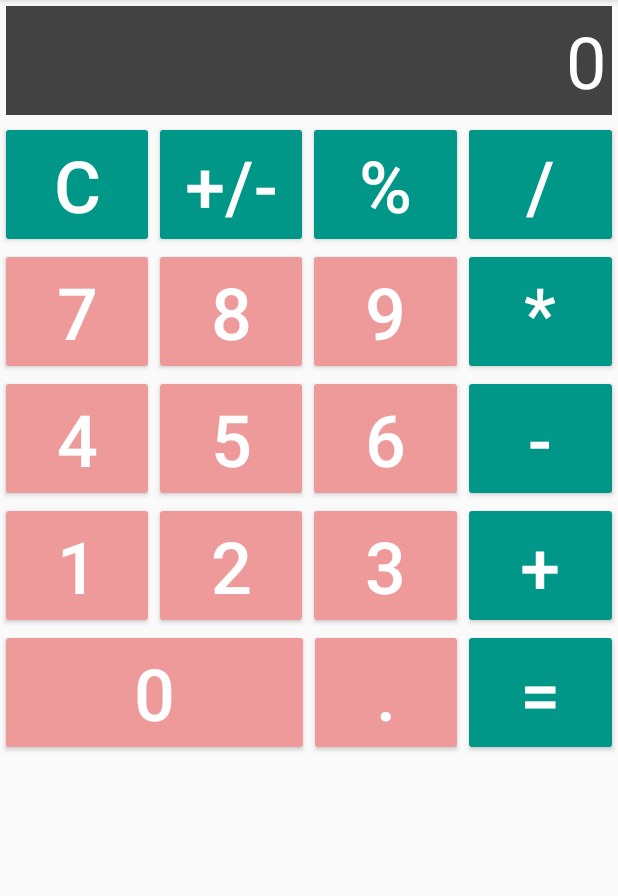
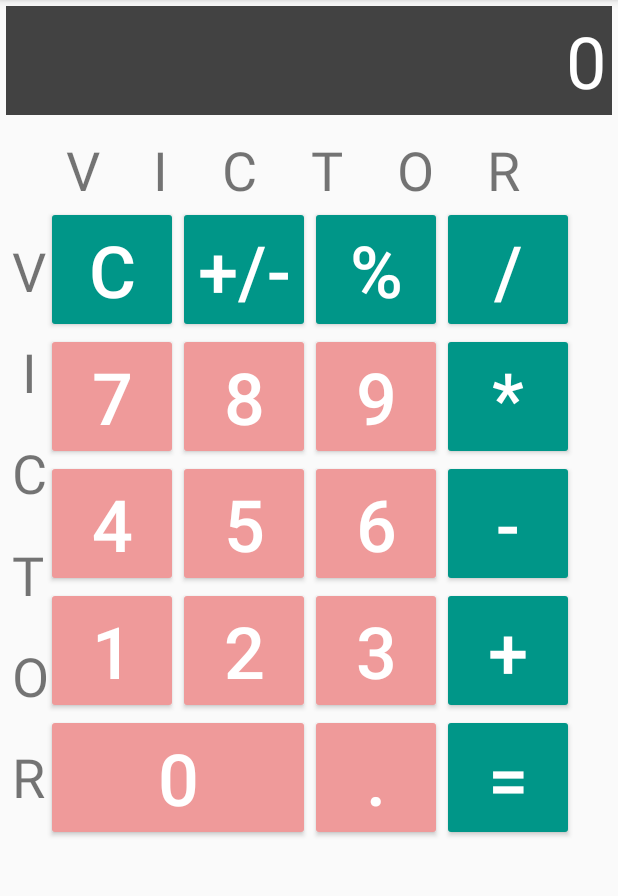
Before and after one commit to VityaJulin/Android_5.1.2, an Android app: the screen it shows after launch (MainActivity), on a phone screen of 412 x 824 dp, the part 84-980 px from its top. Run offline under Robolectric (Android 15) with nearby library versions, the phone set to English and light mode, and no system bars.

Commit message:
add text chain

```diff
--- a/app/src/main/res/layout/activity_main.xml
+++ b/app/src/main/res/layout/activity_main.xml
@@ -8,22 +8,154 @@
     tools:context=".MainActivity">
 
     <TextView
+        android:id="@+id/calc_screen"
         android:layout_width="match_parent"
         android:layout_height="wrap_content"
-        android:id="@+id/calc_screen"
+        android:layout_margin="4dp"
         android:background="@color/colorDark"
+        android:gravity="end"
+        android:hint="0"
+        android:padding="4dp"
         android:textColor="@color/colorWhite"
         android:textColorHint="@color/colorWhite"
-        android:layout_margin="4dp"
-        android:padding="4dp"
-        android:textSize="48sp"
-        android:gravity="end"
-        android:hint="0" />
+        android:textSize="48sp" />
+
+    <androidx.constraintlayout.widget.ConstraintLayout
+        android:layout_width="match_parent"
+        android:layout_height="match_parent"
+        android:padding="8dp" >
+
+        <TextView
+            android:id="@+id/v"
+            android:layout_width="wrap_content"
+            android:layout_height="wrap_content"
+            android:text="V"
+            android:textSize="36sp"
+            app:layout_constraintEnd_toStartOf="@id/i"
+            app:layout_constraintHorizontal_chainStyle="spread"
+            app:layout_constraintStart_toStartOf="parent"
+            app:layout_constraintTop_toTopOf="parent" />
+
+        <TextView
+            android:id="@+id/i"
+            android:layout_width="wrap_content"
+            android:layout_height="wrap_content"
+            android:text="I"
+            android:textSize="36sp"
+            app:layout_constraintEnd_toStartOf="@id/c"
+            app:layout_constraintStart_toEndOf="@id/v"
+            app:layout_constraintTop_toTopOf="parent" />
+
+        <TextView
+            android:id="@+id/c"
+            android:layout_width="wrap_content"
+            android:layout_height="wrap_content"
+            android:text="C"
+            android:textSize="36sp"
+            app:layout_constraintEnd_toStartOf="@id/t"
+            app:layout_constraintStart_toEndOf="@id/i"
+            app:layout_constraintTop_toTopOf="parent" />
+
+        <TextView
+            android:id="@+id/t"
+            android:layout_width="wrap_content"
+            android:layout_height="wrap_content"
+            android:text="T"
+            android:textSize="36sp"
+            app:layout_constraintEnd_toStartOf="@id/o"
+            app:layout_constraintStart_toEndOf="@id/c"
+            app:layout_constraintTop_toTopOf="parent" />
+
+        <TextView
+            android:id="@+id/o"
+            android:layout_width="wrap_content"
+            android:layout_height="wrap_content"
+            android:text="O"
+            android:textSize="36sp"
+            app:layout_constraintEnd_toStartOf="@id/r"
+            app:layout_constraintStart_toEndOf="@id/t"
+            app:layout_constraintTop_toTopOf="parent" />
+
+        <TextView
+            android:id="@+id/r"
+            android:layout_width="wrap_content"
+            android:layout_height="wrap_content"
+            android:text="R"
+            android:textSize="36sp"
+            app:layout_constraintEnd_toEndOf="@id/number_block"
+            app:layout_constraintStart_toEndOf="@id/o"
+            app:layout_constraintTop_toTopOf="parent" />
+
+        <TextView
+            android:id="@+id/v2"
+            android:layout_width="wrap_content"
+            android:layout_height="wrap_content"
+            android:text="V"
+            android:textSize="36sp"
+            app:layout_constraintBottom_toTopOf="@id/i2"
+            app:layout_constraintEnd_toStartOf="@id/number_block"
+            app:layout_constraintStart_toStartOf="parent"
+            app:layout_constraintTop_toTopOf="@id/number_block"
+            app:layout_constraintVertical_chainStyle="spread" />
+
+        <TextView
+            android:id="@+id/i2"
+            android:layout_width="wrap_content"
+            android:layout_height="wrap_content"
+            android:text="I"
+            android:textSize="36sp"
+            app:layout_constraintEnd_toStartOf="@id/number_block"
+            app:layout_constraintBottom_toTopOf="@id/c2"
+            app:layout_constraintStart_toStartOf="parent"
+            app:layout_constraintTop_toBottomOf="@id/v2" />
+
+        <TextView
+            android:id="@+id/c2"
+            android:layout_width="wrap_content"
+            android:layout_height="wrap_content"
+            android:text="C"
+            android:textSize="36sp"
+            app:layout_constraintBottom_toTopOf="@id/t2"
+            app:layout_constraintStart_toStartOf="parent"
+            app:layout_constraintTop_toBottomOf="@id/i2" />
+
+        <TextView
+            android:id="@+id/t2"
+            android:layout_width="wrap_content"
+            android:layout_height="wrap_content"
+            android:text="T"
+            android:textSize="36sp"
+            app:layout_constraintBottom_toTopOf="@id/o2"
+            app:layout_constraintStart_toStartOf="parent"
+            app:layout_constraintTop_toBottomOf="@id/c2" />
+
+        <TextView
+            android:id="@+id/o2"
+            android:layout_width="wrap_content"
+            android:layout_height="wrap_content"
+            android:text="O"
+            android:textSize="36sp"
+            app:layout_constraintBottom_toTopOf="@id/r2"
+            app:layout_constraintStart_toStartOf="parent"
+            app:layout_constraintTop_toBottomOf="@id/t2" />
+
+        <TextView
+            android:id="@+id/r2"
+            android:layout_width="wrap_content"
+            android:layout_height="wrap_content"
+            android:text="R"
+            android:textSize="36sp"
+            app:layout_constraintBottom_toBottomOf="@id/number_block"
+            app:layout_constraintStart_toStartOf="parent"
+            app:layout_constraintTop_toBottomOf="@id/o2" />
 
         <LinearLayout
-        android:layout_width="match_parent"
+            android:id="@+id/number_block"
+            android:layout_width="wrap_content"
             android:layout_height="wrap_content"
-        android:orientation="vertical">
+            android:orientation="vertical"
+            app:layout_constraintStart_toEndOf="@id/v2"
+            app:layout_constraintTop_toBottomOf="@id/v">
 
             <LinearLayout
                 android:layout_width="match_parent"
@@ -32,36 +164,36 @@
 
                 <Button
                     android:id="@+id/btn_clear"
+                    style="@style/Widget.AppCompat.Button.Colored"
                     android:layout_width="0dp"
                     android:layout_height="wrap_content"
                     android:layout_weight="1"
-                style="@style/Widget.AppCompat.Button.Colored"
                     android:text="c"
                     android:textSize="48sp" />
 
                 <Button
                     android:id="@+id/btn_sign"
+                    style="@style/Widget.AppCompat.Button.Colored"
                     android:layout_width="0dp"
                     android:layout_height="wrap_content"
                     android:layout_weight="1"
-                style="@style/Widget.AppCompat.Button.Colored"
                     android:text="+/-"
                     android:textSize="48sp" />
 
                 <Button
                     android:id="@+id/btn_percent"
+                    style="@style/Widget.AppCompat.Button.Colored"
                     android:layout_width="0dp"
                     android:layout_height="wrap_content"
                     android:layout_weight="1"
-                style="@style/Widget.AppCompat.Button.Colored"
                     android:text="%"
                     android:textSize="48sp" />
 
                 <Button
                     android:id="@+id/btn_division"
+                    style="@style/Widget.AppCompat.Button.Colored"
                     android:layout_width="0dp"
                     android:layout_height="wrap_content"
-                style="@style/Widget.AppCompat.Button.Colored"
                     android:layout_weight="1"
                     android:text="/"
                     android:textSize="48sp" />
@@ -100,9 +232,9 @@
 
                 <Button
                     android:id="@+id/btn_multiply"
+                    style="@style/Widget.AppCompat.Button.Colored"
                     android:layout_width="0dp"
                     android:layout_height="wrap_content"
-                style="@style/Widget.AppCompat.Button.Colored"
                     android:layout_weight="1"
                     android:text="*"
                     android:textSize="48sp" />
@@ -141,9 +273,9 @@
 
                 <Button
                     android:id="@+id/btn_minus"
+                    style="@style/Widget.AppCompat.Button.Colored"
                     android:layout_width="0dp"
                     android:layout_height="wrap_content"
-                style="@style/Widget.AppCompat.Button.Colored"
                     android:layout_weight="1"
                     android:text="-"
                     android:textSize="48sp" />
@@ -182,9 +314,9 @@
 
                 <Button
                     android:id="@+id/btn_plus"
+                    style="@style/Widget.AppCompat.Button.Colored"
                     android:layout_width="0dp"
                     android:layout_height="wrap_content"
-                style="@style/Widget.AppCompat.Button.Colored"
                     android:layout_weight="1"
                     android:text="+"
                     android:textSize="48sp" />
@@ -214,9 +346,9 @@
 
                 <Button
                     android:id="@+id/btn_result"
+                    style="@style/Widget.AppCompat.Button.Colored"
                     android:layout_width="0dp"
                     android:layout_height="wrap_content"
-                style="@style/Widget.AppCompat.Button.Colored"
                     android:layout_weight="1"
                     android:text="="
                     android:textSize="48sp" />
@@ -224,5 +356,5 @@
             </LinearLayout>
 
         </LinearLayout>
-
+    </androidx.constraintlayout.widget.ConstraintLayout>
 </LinearLayout>
```
Lines whose indentation alone changed are shown as unchanged.
